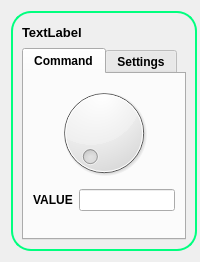
Above: dialW.ui from devlabnet/YASP before the change. Below: the same form after it.
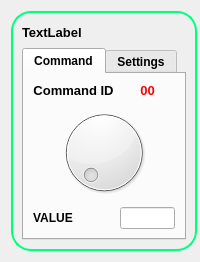
That is the form after the change. Icons and pictures are not drawn. Custom widgets are drawn as their Qt base class.

Commit message: 26/03/2019 at 18:46:46  Before change from double to int in slider widget AM boxwidget.cpp AM boxwidget.h  M dialW.ui  M dialw.cpp  M dialw.h  M sliderW.ui  M sliderw.cpp  M sliderw.h  M widgetsarealayout.cpp  M widgetsarealayout.h  M yasp.pro

What changed in the file:
```diff
--- a/dialW.ui
+++ b/dialW.ui
@@ -164,10 +164,10 @@
           <string>Command</string>
          </attribute>
          <layout class="QFormLayout" name="formLayout_2">
-          <item row="0" column="0" colspan="2">
+          <item row="2" column="0" colspan="2">
            <widget class="QDial" name="dial"/>
           </item>
-          <item row="1" column="0">
+          <item row="3" column="0">
            <widget class="QLabel" name="Value">
             <property name="font">
              <font>
@@ -180,9 +180,49 @@
             </property>
            </widget>
           </item>
-          <item row="1" column="1">
+          <item row="3" column="1">
            <widget class="QLineEdit" name="ValueLine"/>
           </item>
+          <item row="0" column="0">
+           <widget class="QLabel" name="label_2">
+            <property name="font">
+             <font>
+              <pointsize>10</pointsize>
+              <weight>75</weight>
+              <bold>true</bold>
+             </font>
+            </property>
+            <property name="text">
+             <string>Command ID</string>
+            </property>
+            <property name="alignment">
+             <set>Qt::AlignCenter</set>
+            </property>
+           </widget>
+          </item>
+          <item row="0" column="1">
+           <widget class="QLabel" name="cmdLabelId">
+            <property name="font">
+             <font>
+              <pointsize>10</pointsize>
+              <weight>75</weight>
+              <bold>true</bold>
+             </font>
+            </property>
+            <property name="autoFillBackground">
+             <bool>false</bool>
+            </property>
+            <property name="styleSheet">
+             <string notr="true">color: rgb(255, 0, 0);</string>
+            </property>
+            <property name="text">
+             <string>00</string>
+            </property>
+            <property name="alignment">
+             <set>Qt::AlignCenter</set>
+            </property>
+           </widget>
+          </item>
          </layout>
         </widget>
         <widget class="QWidget" name="tabSettings">
@@ -288,6 +328,12 @@
    <extends>QLabel</extends>
    <header>clickablelabel.h</header>
   </customwidget>
+  <customwidget>
+   <class>boxWidget</class>
+   <extends>QWidget</extends>
+   <header location="global">boxwidget.h</header>
+   <container>1</container>
+  </customwidget>
  </customwidgets>
  <resources>
   <include location="appresources.qrc"/>
```
Left out of the diff: 2 changed lines with no effect on the pictures. The commit also changes 10 other files.
